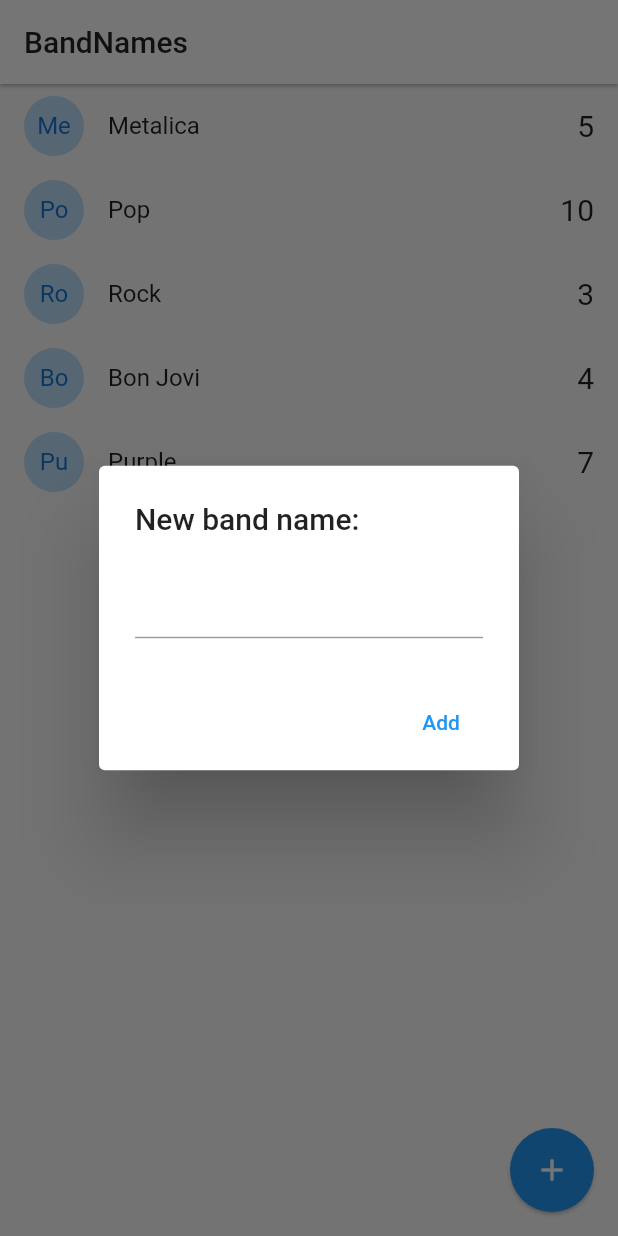
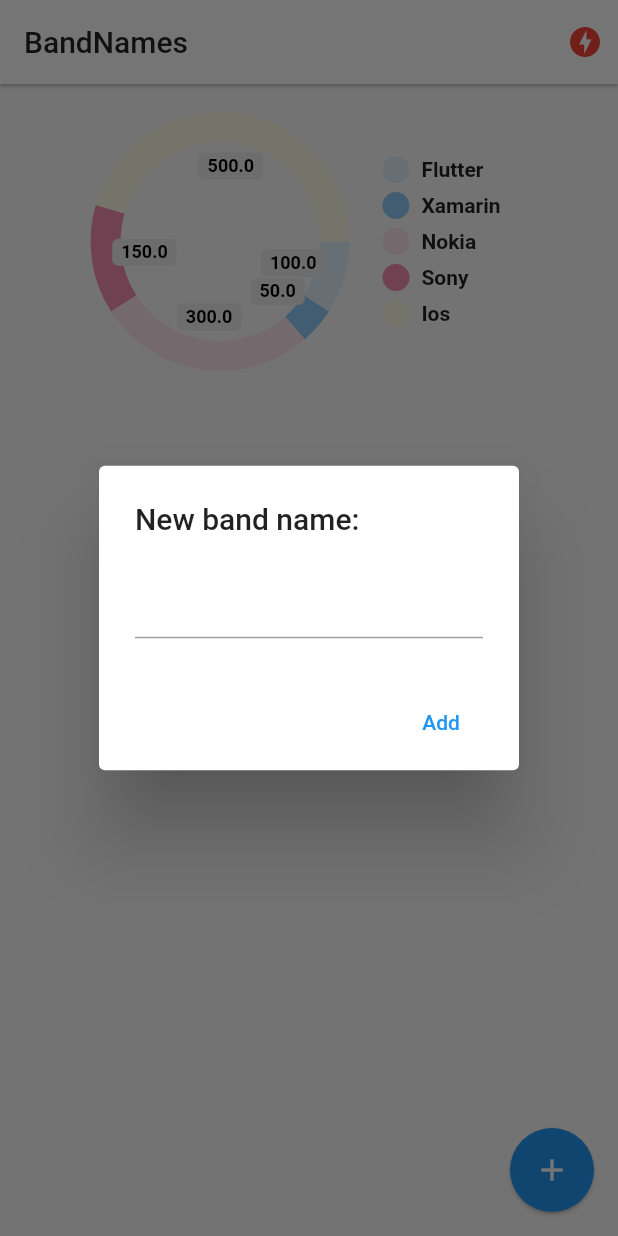
Before and after one commit to hernanriospinedo/flutter-bandnames-socket, a Flutter app: the screen it shows after launch, after a tap on the "add" icon, on a phone screen of 412 x 824 dp. Run offline on Flutter 3.47's test engine with Material 2 defaults, Android fonts, the phone set to English and light mode, and no system bars; drawn by our look-alikes of pie_chart; our stand-ins replace socket_io_client; network calls fail.

Commit message:
App Terminada

```diff
--- a/lib/main.dart
+++ b/lib/main.dart
@@ -1,16 +1,23 @@
+import 'package:band_names/services/socket_service.dart';
 import 'package:flutter/material.dart';
+import 'package:provider/provider.dart';
+
 import 'package:band_names/pages/home.dart';
+import 'package:band_names/pages/status.dart';
 
 void main() => runApp(MyApp());
 
 class MyApp extends StatelessWidget {
   @override
   Widget build(BuildContext context) {
-    return MaterialApp(
-      debugShowCheckedModeBanner: false,
-      title: 'Material App',
-      initialRoute: 'home',
-      routes: {'home': (_) => HomePage()},
+    return MultiProvider(
+      providers: [ChangeNotifierProvider(create: (_) => SocketService())],
+      child: MaterialApp(
+        debugShowCheckedModeBanner: false,
+        title: 'Material App',
+        initialRoute: 'home',
+        routes: {'home': (_) => HomePage(), 'status': (_) => StatusPage()},
+      ),
     );
   }
 }
--- a/lib/models/band.dart
+++ b/lib/models/band.dart
@@ -5,6 +5,8 @@ class Band {
 
   Band({this.id, this.name, this.votes});
 
-  factory Band.fromMap(Map<String, dynamic> obj) =>
-      Band(id: obj['id'], name: obj['name'], votes: obj['votes']);
+  factory Band.fromMap(Map<String, dynamic> obj) => Band(
+      id: obj.containsKey('id') ? obj['id'] : 'no-id',
+      name: obj.containsKey('name') ? obj['name'] : 'no-name',
+      votes: obj.containsKey('votes') ? obj['votes'] : 'no-votes');
 }
--- a/lib/pages/home.dart
+++ b/lib/pages/home.dart
@@ -2,7 +2,11 @@ import 'dart:io';
 
 import 'package:flutter/cupertino.dart';
 import 'package:flutter/material.dart';
+import 'package:provider/provider.dart';
+import 'package:pie_chart/pie_chart.dart';
+
 import 'package:band_names/models/band.dart';
+import 'package:band_names/services/socket_service.dart';
 
 class HomePage extends StatefulWidget {
   @override
@@ -11,15 +15,37 @@ class HomePage extends StatefulWidget {
 
 class _HomePageState extends State<HomePage> {
   List<Band> bands = [
-    Band(id: '1', name: 'Metalica', votes: 5),
+    /* Band(id: '1', name: 'Metalica', votes: 5),
     Band(id: '2', name: 'Pop', votes: 10),
     Band(id: '3', name: 'Rock', votes: 3),
     Band(id: '4', name: 'Bon Jovi', votes: 4),
-    Band(id: '5', name: 'Purple', votes: 7),
+    Band(id: '5', name: 'Purple', votes: 7),*/
   ];
 
   @override
+  void initState() {
+    final socketService = Provider.of<SocketService>(context, listen: false);
+
+    socketService.socket.on('active-bands', _handleActiveBands);
+    super.initState();
+  }
+
+  @override
+  void dispose() {
+    final socketService = Provider.of<SocketService>(context, listen: false);
+    socketService.socket.off('active-bands');
+    super.dispose();
+  }
+
+  _handleActiveBands(dynamic payload) {
+    this.bands = (payload as List).map((band) => Band.fromMap(band)).toList();
+    setState(() {});
+  }
+
+  @override
   Widget build(BuildContext context) {
+    final socketService = Provider.of<SocketService>(context);
+
     return Scaffold(
       appBar: AppBar(
         title: Text(
@@ -28,24 +54,37 @@ class _HomePageState extends State<HomePage> {
         ),
         backgroundColor: Colors.white,
         elevation: 1,
+        actions: <Widget>[
+          Container(
+            margin: EdgeInsets.only(right: 10),
+            child: (socketService.serverStatus == ServerStatus.Online)
+                ? Icon(Icons.check_circle, color: Colors.blue[300])
+                : Icon(Icons.offline_bolt, color: Colors.red),
+          )
+        ],
       ),
-      body: ListView.builder(
+      body: Column(
+        children: <Widget>[
+          _showGraph(),
+          Expanded(
+            child: ListView.builder(
                 itemCount: bands.length,
                 itemBuilder: (context, i) => _bandTile(bands[i])),
+          )
+        ],
+      ),
       floatingActionButton: FloatingActionButton(
           child: Icon(Icons.add), elevation: 1, onPressed: addNewBand),
     );
   }
 
   Widget _bandTile(Band band) {
+    final socketService = Provider.of<SocketService>(context, listen: false);
+
     return Dismissible(
       key: Key(band.id),
       direction: DismissDirection.startToEnd,
-      onDismissed: (direction) {
-        print('direction: $direction');
-        print('id: ${band.id}');
-        //Todo: Llamar el borrado en el server
-      },
+      onDismissed: (_) => socketService.emit('delete-band', {'id': band.id}),
       background: Container(
         padding: EdgeInsets.only(left: 8.0),
         color: Colors.red,
@@ -61,9 +100,7 @@ class _HomePageState extends State<HomePage> {
         ),
         title: Text(band.name),
         trailing: Text('${band.votes}', style: TextStyle(fontSize: 20)),
-        onTap: () {
-          print(band.name);
-        },
+        onTap: () => socketService.socket.emit('vote-band', {'id': band.id}),
       ),
     );
   }
@@ -74,8 +111,7 @@ class _HomePageState extends State<HomePage> {
       //Android
       return showDialog(
         context: context,
-          builder: (context) {
-            return AlertDialog(
+        builder: (_) => AlertDialog(
           title: Text('New band name:'),
           content: TextField(
             controller: textController,
@@ -87,13 +123,12 @@ class _HomePageState extends State<HomePage> {
                 textColor: Colors.blue,
                 onPressed: () => addBandToList(textController.text))
           ],
+        ),
       );
-          });
     }
     showCupertinoDialog(
         context: context,
-        builder: (_) {
-          return CupertinoAlertDialog(
+        builder: (_) => CupertinoAlertDialog(
               title: Text('New band name'),
               content: CupertinoTextField(
                 controller: textController,
@@ -108,18 +143,64 @@ class _HomePageState extends State<HomePage> {
                     child: Text('Dismiis'),
                     onPressed: () => Navigator.pop(context))
               ],
-          );
-        });
+            ));
   }
 
   void addBandToList(String name) {
-    print(name);
+    //print(name);
     if (name.length > 1) {
-      this
-          .bands
-          .add(new Band(id: DateTime.now().toString(), name: name, votes: 0));
-      setState(() {});
+      //Podemos agregar
+      final socketService = Provider.of<SocketService>(context, listen: false);
+      socketService.emit('add-band', {'name': name});
     }
     Navigator.pop(context);
   }
+
+//Mostrar grafica
+
+  Widget _showGraph() {
+    Map<String, double> dataMap = new Map();
+    dataMap.putIfAbsent('Flutter', () => 100);
+    dataMap.putIfAbsent('Xamarin', () => 50);
+    dataMap.putIfAbsent('Nokia', () => 300);
+    dataMap.putIfAbsent('Sony', () => 150);
+    dataMap.putIfAbsent('Ios', () => 500);
+    /*bands.forEach((band) {
+      dataMap.putIfAbsent(band.name, () => band.votes.toDouble());
+    });*/
+
+    final List<Color> colorList = [
+      Colors.blue[50],
+      Colors.blue[200],
+      Colors.pink[50],
+      Colors.pink[200],
+      Colors.yellow[50],
+      Colors.yellow[200],
+    ];
+
+    return Container(
+        padding: EdgeInsets.only(top: 10),
+        width: double.infinity,
+        height: 200,
+        child: PieChart(
+          dataMap: dataMap,
+          animationDuration: Duration(milliseconds: 800),
+          chartLegendSpacing: 32.0,
+          chartRadius: MediaQuery.of(context).size.width / 2.7,
+          showChartValuesInPercentage: true,
+          showChartValues: true,
+          showChartValuesOutside: false,
+          chartValueBackgroundColor: Colors.grey[200],
+          colorList: colorList,
+          showLegends: true,
+          legendPosition: LegendPosition.right,
+          decimalPlaces: 0,
+          showChartValueLabel: true,
+          initialAngle: 0,
+          chartValueStyle: defaultChartValueStyle.copyWith(
+            color: Colors.blueGrey[900].withOpacity(0.9),
+          ),
+          chartType: ChartType.ring,
+        ));
   }
+}
--- /dev/null
+++ b/lib/services/socket_service.dart
@@ -0,0 +1,58 @@
+import 'package:flutter/material.dart';
+import 'package:socket_io_client/socket_io_client.dart' as IO;
+
+enum ServerStatus { Online, Ofline, Connecting }
+
+class SocketService with ChangeNotifier {
+  ServerStatus _serverStatus = ServerStatus.Connecting;
+  IO.Socket _socket;
+
+  ServerStatus get serverStatus => this._serverStatus;
+
+  IO.Socket get socket => this._socket;
+  Function get emit => this._socket.emit;
+
+  SocketService() {
+    this._initConfig();
+  }
+
+  void _initConfig() {
+    //Dart client
+    //socket_io_client 0.9.10
+    //provider 4.3.1
+    this._socket = IO.io('http://192.168.43.79:3000/', {
+      'transports': ['websocket'],
+      'autoConnect': true,
+    });
+    //socket.connect();
+
+    this._socket.on('connect', (_) {
+      this._serverStatus = ServerStatus.Online;
+      notifyListeners();
+      //socket.emit('msg', 'test');
+    });
+
+    this._socket.on('disconnet', (_) {
+      this._serverStatus = ServerStatus.Ofline;
+      notifyListeners();
+    });
+
+    // Dart client
+    this._socket.on('connect', (_) {
+      print('connect');
+    });
+    this._socket.on('event', (data) => print(data));
+    this._socket.on('disconnect', (_) => print('disconnect'));
+    this._socket.on('fromServer', (_) => print(_));
+
+    // add this line
+    this._socket.connect();
+
+    /* socket.on('nuevo-mensaje', (payload) {
+      print('nuevo-mensaje:');
+      print('nombre:' + payload['nombre']);
+      print('nombre:' + payload['mensaje']);
+      print(payload.containsKey('mensaje2') ? payload['mensaje'] : 'no hay');
+    });*/
+  }
+}
```
Also changed, not shown: lib/pages/status.dart (added, +30 -0 lines), pubspec.yaml (+4 -3 lines), pubspec.lock, 1 other file. Lines whose indentation alone changed are shown as unchanged.
